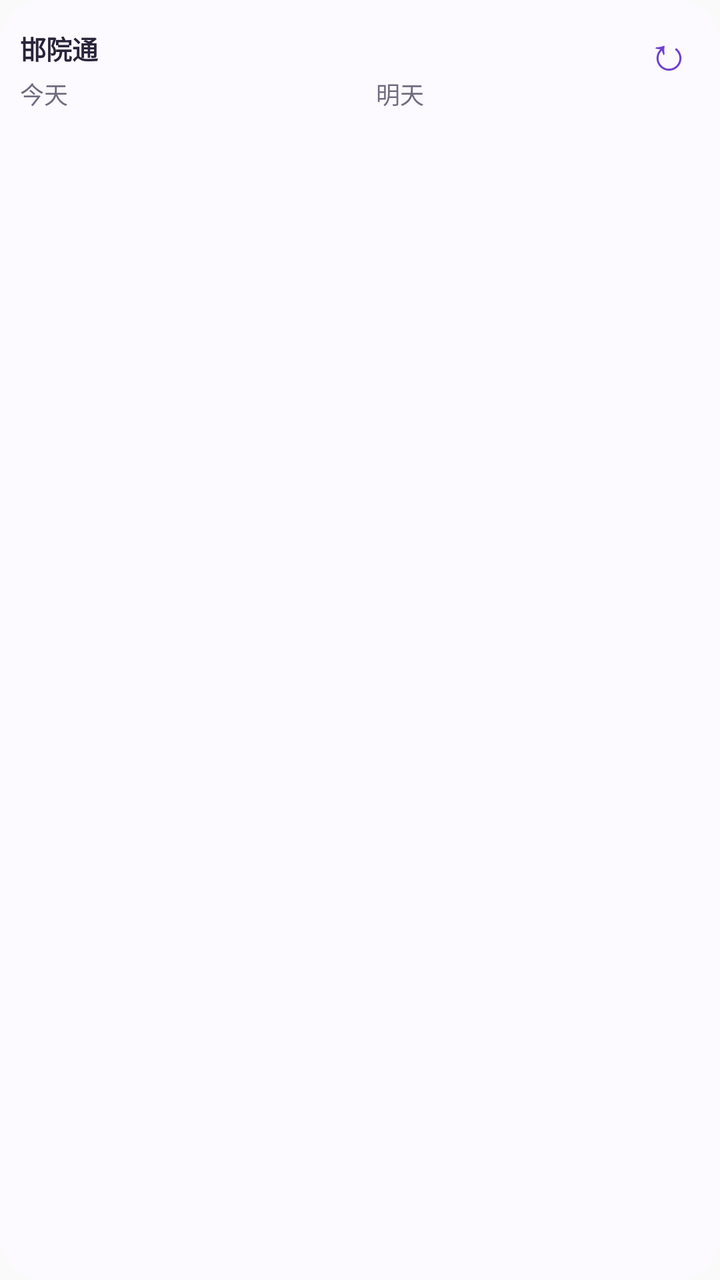
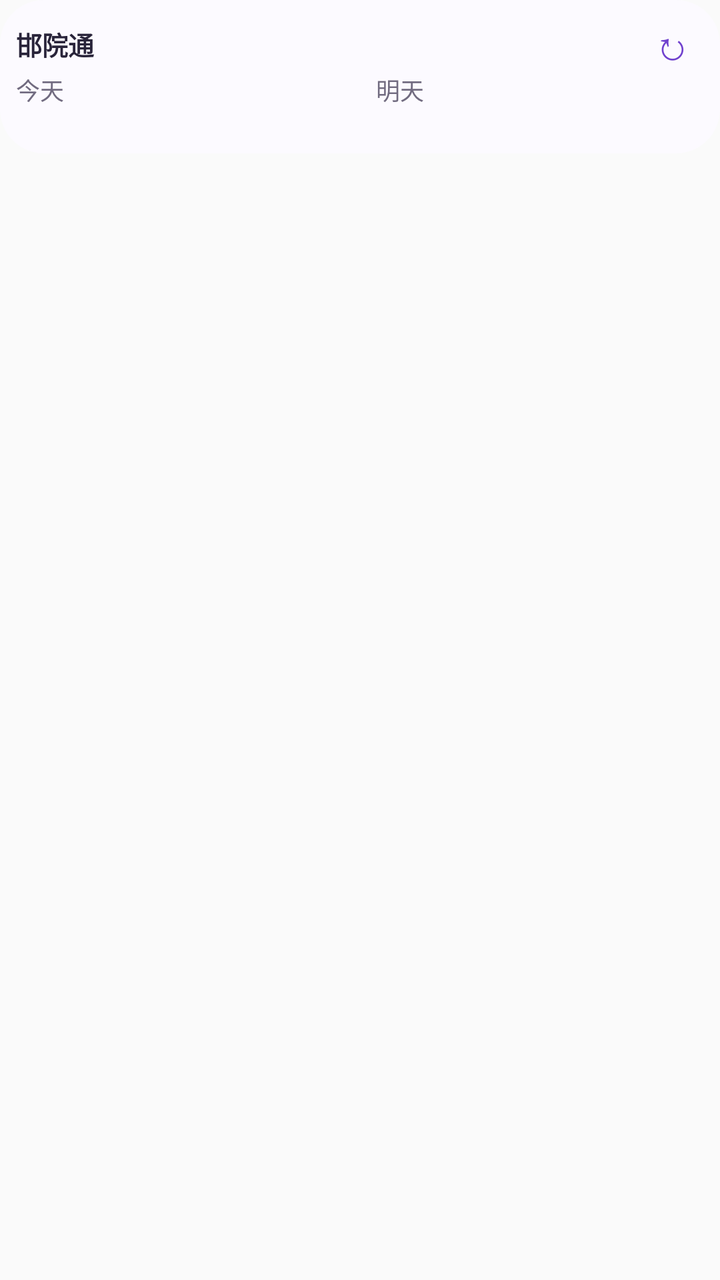

Screens rendered from an Android XML layout before and after an edit, with the pre-edit source and the edit as a unified diff.
<!-- AndroidManifest.xml: application theme AppTheme -->
<!-- res/layout/course_widget.xml -->
<LinearLayout xmlns:android="http://schemas.android.com/apk/res/android" android:id="@+id/widget_root" android:layout_width="match_parent" android:layout_height="match_parent" android:orientation="vertical" android:padding="10dp" android:background="@drawable/course_widget_background">
<LinearLayout android:layout_width="match_parent" android:layout_height="wrap_content" android:gravity="center_vertical">
<TextView android:layout_width="0dp" android:layout_weight="1" android:layout_height="wrap_content" android:text="邯院通" android:textSize="13sp" android:textStyle="bold" android:textColor="@color/widget_text"/>
<TextView android:id="@+id/widget_date" android:layout_width="wrap_content" android:layout_height="wrap_content" android:textSize="11sp" android:textColor="@color/widget_muted"/>
<TextView android:id="@+id/widget_refresh" android:layout_width="32dp" android:layout_height="28dp" android:gravity="center" android:text="↻" android:textSize="23sp" android:textColor="@color/widget_accent" android:contentDescription="刷新本地课表"/>
</LinearLayout>
<LinearLayout android:layout_width="match_parent" android:layout_height="0dp" android:layout_weight="1" android:orientation="horizontal">
<LinearLayout android:layout_width="0dp" android:layout_weight="1" android:layout_height="match_parent" android:orientation="vertical" android:paddingEnd="8dp">
<TextView android:id="@+id/widget_today_label" android:layout_width="match_parent" android:layout_height="20dp" android:text="今天" android:textSize="12sp" android:textColor="@color/widget_muted"/>
<LinearLayout android:id="@+id/widget_today" android:layout_width="match_parent" android:layout_height="wrap_content" android:orientation="vertical"/>
</LinearLayout>
<LinearLayout android:layout_width="0dp" android:layout_weight="1" android:layout_height="match_parent" android:orientation="vertical" android:paddingStart="8dp">
<TextView android:id="@+id/widget_tomorrow_label" android:layout_width="match_parent" android:layout_height="20dp" android:text="明天" android:textSize="12sp" android:textColor="@color/widget_muted"/>
<LinearLayout android:id="@+id/widget_tomorrow" android:layout_width="match_parent" android:layout_height="wrap_content" android:orientation="vertical"/>
</LinearLayout>
</LinearLayout>
<TextView android:id="@+id/widget_updated" android:layout_width="match_parent" android:layout_height="wrap_content" android:textSize="9sp" android:gravity="bottom" android:maxLines="1" android:ellipsize="end" android:textColor="@color/widget_muted"/>
</LinearLayout>
<!-- resources referenced by this layout -->
<resources>
  <color name="widget_accent">#7041CE</color>
  <color name="widget_muted">#716B80</color>
  <color name="widget_text">#29243A</color>
  <!-- drawable course_widget_background (drawable) -->
  <shape xmlns:android="http://schemas.android.com/apk/res/android"><solid android:color="@color/widget_background"/><corners android:radius="22dp"/></shape>
  <style name="AppTheme" parent="Theme.AppCompat.Light.DarkActionBar">
          
          <item name="colorPrimary">@color/colorPrimary</item>
          <item name="colorPrimaryDark">@color/colorPrimaryDark</item>
          <item name="colorAccent">@color/colorAccent</item>
      </style>
  <color name="widget_background">#FCFAFF</color>
</resources>

<!-- the commit's change to res/layout/course_widget.xml (unified diff, before → after) -->
@@ -1,18 +1,20 @@
-<LinearLayout xmlns:android="http://schemas.android.com/apk/res/android" android:id="@+id/widget_root" android:layout_width="match_parent" android:layout_height="match_parent" android:orientation="vertical" android:padding="10dp" android:background="@drawable/course_widget_background">
+<FrameLayout xmlns:android="http://schemas.android.com/apk/res/android" android:layout_width="match_parent" android:layout_height="match_parent">
+<LinearLayout xmlns:android="http://schemas.android.com/apk/res/android" android:id="@+id/widget_root" android:layout_width="match_parent" android:layout_height="wrap_content" android:orientation="vertical" android:padding="8dp" android:background="@drawable/course_widget_background">
 <LinearLayout android:layout_width="match_parent" android:layout_height="wrap_content" android:gravity="center_vertical">
 <TextView android:layout_width="0dp" android:layout_weight="1" android:layout_height="wrap_content" android:text="邯院通" android:textSize="13sp" android:textStyle="bold" android:textColor="@color/widget_text"/>
 <TextView android:id="@+id/widget_date" android:layout_width="wrap_content" android:layout_height="wrap_content" android:textSize="11sp" android:textColor="@color/widget_muted"/>
-<TextView android:id="@+id/widget_refresh" android:layout_width="32dp" android:layout_height="28dp" android:gravity="center" android:text="↻" android:textSize="23sp" android:textColor="@color/widget_accent" android:contentDescription="刷新本地课表"/>
+<TextView android:id="@+id/widget_refresh" android:layout_width="32dp" android:layout_height="28dp" android:gravity="center" android:text="↻" android:textSize="20sp" android:textColor="@color/widget_accent" android:contentDescription="刷新本地课表"/>
 </LinearLayout>
-<LinearLayout android:layout_width="match_parent" android:layout_height="0dp" android:layout_weight="1" android:orientation="horizontal">
-<LinearLayout android:layout_width="0dp" android:layout_weight="1" android:layout_height="match_parent" android:orientation="vertical" android:paddingEnd="8dp">
-<TextView android:id="@+id/widget_today_label" android:layout_width="match_parent" android:layout_height="20dp" android:text="今天" android:textSize="12sp" android:textColor="@color/widget_muted"/>
+<LinearLayout android:layout_width="match_parent" android:layout_height="wrap_content" android:orientation="horizontal">
+<LinearLayout android:layout_width="0dp" android:layout_weight="1" android:layout_height="wrap_content" android:orientation="vertical" android:paddingEnd="8dp">
+<TextView android:id="@+id/widget_today_label" android:layout_width="match_parent" android:layout_height="wrap_content" android:minHeight="18dp" android:text="今天" android:textSize="12sp" android:textColor="@color/widget_muted"/>
 <LinearLayout android:id="@+id/widget_today" android:layout_width="match_parent" android:layout_height="wrap_content" android:orientation="vertical"/>
 </LinearLayout>
-<LinearLayout android:layout_width="0dp" android:layout_weight="1" android:layout_height="match_parent" android:orientation="vertical" android:paddingStart="8dp">
-<TextView android:id="@+id/widget_tomorrow_label" android:layout_width="match_parent" android:layout_height="20dp" android:text="明天" android:textSize="12sp" android:textColor="@color/widget_muted"/>
+<LinearLayout android:layout_width="0dp" android:layout_weight="1" android:layout_height="wrap_content" android:orientation="vertical" android:paddingStart="8dp">
+<TextView android:id="@+id/widget_tomorrow_label" android:layout_width="match_parent" android:layout_height="wrap_content" android:minHeight="18dp" android:text="明天" android:textSize="12sp" android:textColor="@color/widget_muted"/>
 <LinearLayout android:id="@+id/widget_tomorrow" android:layout_width="match_parent" android:layout_height="wrap_content" android:orientation="vertical"/>
 </LinearLayout>
 </LinearLayout>
-<TextView android:id="@+id/widget_updated" android:layout_width="match_parent" android:layout_height="wrap_content" android:textSize="9sp" android:gravity="bottom" android:maxLines="1" android:ellipsize="end" android:textColor="@color/widget_muted"/>
+<TextView android:id="@+id/widget_updated" android:layout_width="match_parent" android:layout_height="wrap_content" android:layout_marginTop="4dp" android:includeFontPadding="false" android:textSize="9sp" android:gravity="bottom" android:maxLines="1" android:ellipsize="end" android:textColor="@color/widget_muted"/>
 </LinearLayout>
+</FrameLayout>
